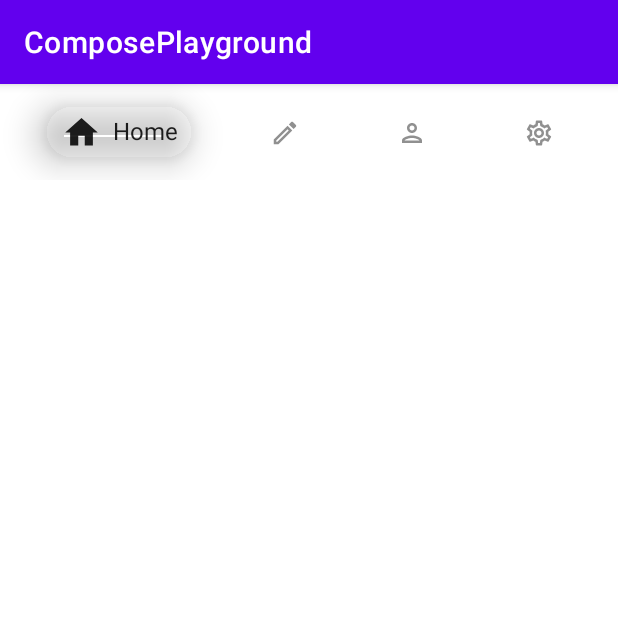
After one commit to LeeYoonSam/ComposePlayground, an Android app built with Jetpack Compose: the BottomNavigationAnimationActivity screen opened directly, with no data from a screen before it, on a phone screen of 412 x 824 dp, the top half of it. The commit adds this screen. Run offline under Robolectric (Android 15) with nearby library versions, the phone set to English and light mode, and no system bars.

Commit message:
Bottom Navigation Acitivity - 애니메이션 없이 추가

```diff
--- a/app/src/main/AndroidManifest.xml
+++ b/app/src/main/AndroidManifest.xml
@@ -27,6 +27,10 @@
             android:name=".ui.album.AlbumActivity"
             android:label="@string/app_name"/>
 
+        <activity
+            android:name=".ui.navigation.BottomNavigationAnimationActivity"
+            android:label="@string/app_name"/>
+
     </application>
 
 </manifest>
--- a/app/src/main/java/com/ys/composeplayground/MainActivity.kt
+++ b/app/src/main/java/com/ys/composeplayground/MainActivity.kt
@@ -15,6 +15,7 @@ import androidx.compose.ui.tooling.preview.Preview
 import androidx.compose.ui.unit.dp
 import androidx.compose.ui.unit.sp
 import com.ys.composeplayground.ui.album.AlbumActivity
+import com.ys.composeplayground.ui.navigation.BottomNavigationAnimationActivity
 import com.ys.composeplayground.ui.theme.ComposePlaygroundTheme
 
 class MainActivity : ComponentActivity() {
@@ -35,6 +36,7 @@ class MainActivity : ComponentActivity() {
     private fun routeToActivity(position: Int) {
         when (position) {
             0 -> startActivity(AlbumActivity.newIntent(this))
+            6 -> startActivity(BottomNavigationAnimationActivity.newIntent(this))
             else -> {
 
             }
@@ -74,7 +76,8 @@ class MainActivity : ComponentActivity() {
         Menu(2, "BaseTextField"),
         Menu(3, "Canvas"),
         Menu(4, "Image"),
-        Menu(5, "LazyColumn")
+        Menu(5, "LazyColumn"),
+        Menu(6, "BottomNavigationAnimation"),
     )
 
     data class Menu(
--- /dev/null
+++ b/app/src/main/java/com/ys/composeplayground/ui/navigation/BottomNavigationAnimationActivity.kt
@@ -0,0 +1,160 @@
+package com.ys.composeplayground.ui.navigation
+
+import android.content.Context
+import android.content.Intent
+import android.os.Bundle
+import androidx.activity.compose.setContent
+import androidx.appcompat.app.AppCompatActivity
+import androidx.compose.animation.ExperimentalAnimationApi
+import androidx.compose.foundation.background
+import androidx.compose.foundation.clickable
+import androidx.compose.foundation.interaction.MutableInteractionSource
+import androidx.compose.foundation.layout.*
+import androidx.compose.foundation.shape.RoundedCornerShape
+import androidx.compose.material.Icon
+import androidx.compose.material.MaterialTheme
+import androidx.compose.material.Surface
+import androidx.compose.material.Text
+import androidx.compose.material.icons.Icons
+import androidx.compose.material.icons.filled.Create
+import androidx.compose.material.icons.filled.Home
+import androidx.compose.material.icons.filled.Person
+import androidx.compose.material.icons.filled.Settings
+import androidx.compose.material.icons.outlined.Create
+import androidx.compose.material.icons.outlined.Home
+import androidx.compose.material.icons.outlined.Person
+import androidx.compose.material.icons.outlined.Settings
+import androidx.compose.runtime.*
+import androidx.compose.ui.Alignment
+import androidx.compose.ui.Modifier
+import androidx.compose.ui.draw.alpha
+import androidx.compose.ui.draw.shadow
+import androidx.compose.ui.graphics.vector.ImageVector
+import androidx.compose.ui.graphics.vector.rememberVectorPainter
+import androidx.compose.ui.unit.dp
+import com.ys.composeplayground.ui.theme.ComposePlaygroundTheme
+
+/**
+ * Bottom Navigation Animation in Jetpack Compose
+ * https://medium.com/@sinasamaki/bottom-navigation-animation-in-jetpack-compose-3639a89f099e
+ *
+ * jetpack compose 라이브러리에서 제공되는 애니메이션 구성 요소만 사용하여 보다 맞춤화된 하단 탐색 UI를 구현할 수 있습니다.
+ */
+class BottomNavigationAnimationActivity : AppCompatActivity() {
+
+    override fun onCreate(savedInstanceState: Bundle?) {
+        super.onCreate(savedInstanceState)
+        setContent {
+            ComposePlaygroundTheme {
+                // A surface container using the 'background' color from the theme
+                Surface(color = MaterialTheme.colors.background) {
+                    BottomNavNoAnimation(
+                        screens = listOf(Screen.Home, Screen.Create, Screen.Profile, Screen.Settings)
+                    )
+                }
+            }
+        }
+    }
+
+    @OptIn(ExperimentalAnimationApi::class)
+    @Composable
+    fun BottomNavNoAnimation(
+        screens: List<Screen>
+    ) {
+        var selectedScreen by remember { mutableStateOf(0) }
+
+        Box(
+            Modifier
+                .shadow(5.dp)
+                .background(color = MaterialTheme.colors.surface)
+                .height(64.dp)
+                .fillMaxWidth()
+                .padding(horizontal = 16.dp)
+        ) {
+            Row(
+                Modifier.fillMaxSize(),
+                verticalAlignment = Alignment.CenterVertically
+            ) {
+                for (screen in screens) {
+                    val isSelected = screen == screens[selectedScreen]
+
+                    Box(
+                        modifier = Modifier.weight(if (isSelected) 1.5f else 1f),
+                        contentAlignment = Alignment.Center
+                    ) {
+                        val interactionSource = remember { MutableInteractionSource() }
+                        BottomNavItem(
+                            modifier = Modifier.clickable(
+                                interactionSource = interactionSource,
+                                indication = null
+                            ) {
+                                selectedScreen = screens.indexOf(screen)
+                            },
+                            screen = screen,
+                            isSelected = isSelected
+                        )
+                    }
+                }
+            }
+        }
+    }
+
+    @ExperimentalAnimationApi
+    @Composable
+    fun BottomNavItem(
+        modifier: Modifier,
+        screen: Screen,
+        isSelected: Boolean
+    ) {
+        Box(
+            modifier = modifier.fillMaxSize(),
+            contentAlignment = Alignment.Center
+        ) {
+            Row(
+                modifier = Modifier
+                    .height(if (isSelected) 36.dp else 26.dp)
+                    .shadow(
+                        elevation = if (isSelected) 15.dp else 0.dp,
+                        shape = RoundedCornerShape(20.dp)
+                    ),
+                verticalAlignment = Alignment.CenterVertically,
+                horizontalArrangement = Arrangement.Center
+            ) {
+                Icon(
+                    rememberVectorPainter(image = if (isSelected) screen.activeIcon else screen.inactiveIcon),
+                    contentDescription = screen.title,
+                    modifier = Modifier
+                        .align(Alignment.CenterVertically)
+                        .fillMaxHeight()
+                        .padding(start = 11.dp)
+                        .alpha(if (isSelected) 1f else .5f)
+                        .size(if (isSelected) 26.dp else 20.dp)
+                )
+
+                if (isSelected) {
+                    Text(
+                        text = screen.title,
+                        modifier = Modifier.padding(start = 8.dp, end = 10.dp),
+                        maxLines = 1
+                    )
+                }
+            }
+        }
+
+    }
+
+    sealed class Screen(
+        val title: String,
+        val activeIcon: ImageVector,
+        val inactiveIcon: ImageVector
+    ) {
+        object Home: Screen("Home", Icons.Filled.Home, Icons.Outlined.Home)
+        object Create: Screen("Create", Icons.Filled.Create, Icons.Outlined.Create)
+        object Profile: Screen("Profile", Icons.Filled.Person, Icons.Outlined.Person)
+        object Settings: Screen("Settings", Icons.Filled.Settings, Icons.Outlined.Settings)
+    }
+
+    companion object {
+        fun newIntent(context: Context) = Intent(context, BottomNavigationAnimationActivity::class.java)
+    }
+}
```
